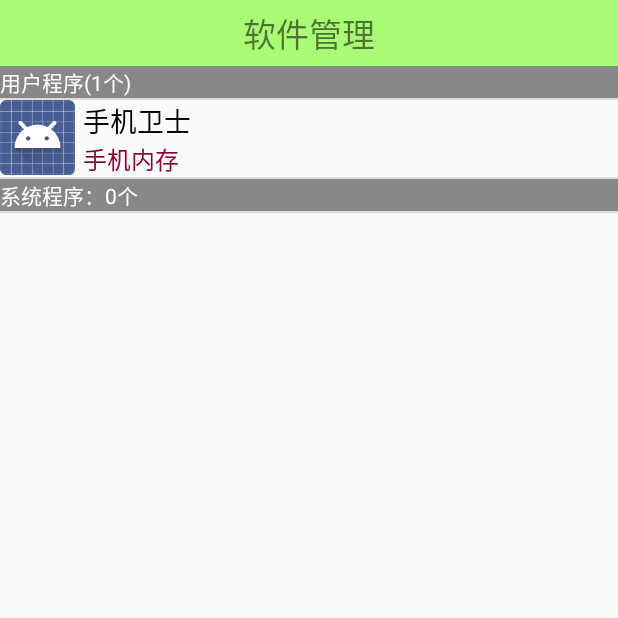
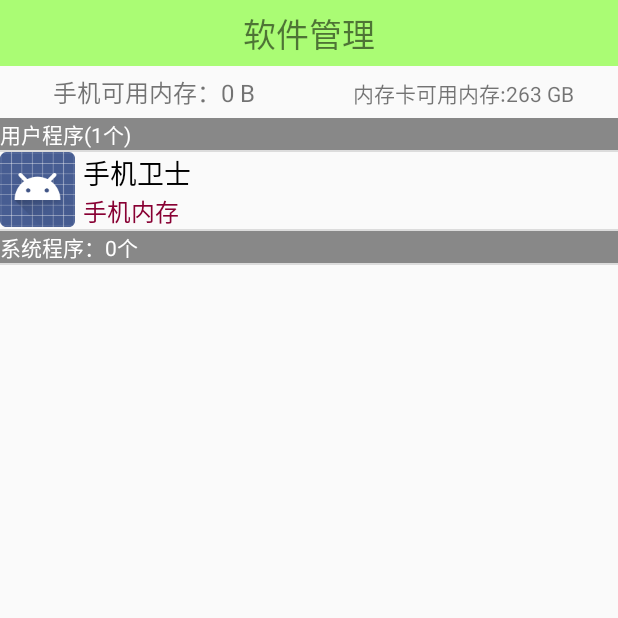
Before and after one commit to love214/mobilesafe, an Android app: the SoftManagerActivity screen opened directly, with no data from a screen before it, on a phone screen of 412 x 824 dp, the top half of it. Run offline under Robolectric (Android 15) with nearby library versions, the phone set to English and light mode, and no system bars.

Commit message:
9.17 进程管理相关功能的完成

```diff
--- a/app/src/main/AndroidManifest.xml
+++ b/app/src/main/AndroidManifest.xml
@@ -20,6 +20,8 @@
     <uses-permission android:name="android.permission.CALL_PHONE"/>
     <uses-permission android:name="android.permission.READ_CALL_LOG"/>
     <uses-permission android:name="android.permission.WRITE_CALL_LOG"/>
+    <uses-permission android:name="android.permission.READ_EXTERNAL_STORAGE"/>
+    <uses-permission android:name="android.permission.WRITE_EXTERNAL_STORAGE"/>
 
     <application
         android:allowBackup="true"
@@ -50,6 +52,7 @@
         <activity android:name="site.wanter.activity.AddressActivity"/>
         <activity android:name="site.wanter.activity.CallSmsSafeActivity"/>
         <activity android:name="site.wanter.activity.SoftManagerActivity"/>
+        <activity android:name="site.wanter.activity.TaskManagerActivity"/>
 
         <receiver android:name="site.wanter.receiver.BootCompleteReceiver">
             <intent-filter android:priority="1000">
--- a/app/src/main/java/site/wanter/activity/HomeActivity.java
+++ b/app/src/main/java/site/wanter/activity/HomeActivity.java
@@ -71,6 +71,12 @@ public class HomeActivity extends Activity {
                         //软件管理模块
                         Intent intent2 = new Intent(mContext, SoftManagerActivity.class);
                         startActivity(intent2);
+                        break;
+
+                    case 3:
+                        //软件管理模块
+                        Intent intent3 = new Intent(mContext, TaskManagerActivity.class);
+                        startActivity(intent3);
                         break;
 
                     case 7 :
--- a/app/src/main/java/site/wanter/activity/SoftManagerActivity.java
+++ b/app/src/main/java/site/wanter/activity/SoftManagerActivity.java
@@ -9,6 +9,7 @@ import android.graphics.drawable.ColorDrawable;
 import android.net.Uri;
 import android.os.Bundle;
 import android.support.annotation.Nullable;
+import android.text.format.Formatter;
 import android.view.Gravity;
 import android.view.View;
 import android.view.ViewGroup;
@@ -27,14 +28,13 @@ import android.widget.ProgressBar;
 import android.widget.RelativeLayout;
 import android.widget.TextView;
 import android.widget.Toast;
-
 import java.util.ArrayList;
 import java.util.List;
-
 import site.wanter.MyApplication;
 import site.wanter.bean.AppInfo;
 import site.wanter.engine.AppEngine;
 import site.wanter.mobilesafe.R;
+import site.wanter.utils.AppUtil;
 import site.wanter.utils.MyAsycnTask;
 
 /**
@@ -48,9 +48,11 @@ public class SoftManagerActivity extends Activity implements View.OnClickListene
     private List<AppInfo> userApplist;//用户app集合
     private List<AppInfo> sysApplist;//系统app集合
     private TextView tv_softmanager_userorsystem;
-    PopupWindow popupWindow;
+    private PopupWindow popupWindow;
     private AppInfo appInfo;
-    MyAdapter adapter;
+    private MyAdapter adapter;
+    private TextView tv_softmanager_rom;
+    private TextView tv_softmanager_sd;
 
     @Override
     protected void onCreate(@Nullable Bundle savedInstanceState) {
@@ -60,6 +62,16 @@ public class SoftManagerActivity extends Activity implements View.OnClickListene
         lv_softmanager_application = (ListView) findViewById(R.id.lv_softmanager_application);
         loading = (ProgressBar) findViewById(R.id.loading);
         tv_softmanager_userorsystem = (TextView) findViewById(R.id.tv_softmanager_userorsystem);
+        tv_softmanager_rom = (TextView) findViewById(R.id.tv_softmanager_rom);
+        tv_softmanager_sd = (TextView) findViewById(R.id.tv_softmanager_sd);
+        long availableROM = AppUtil.getAvailableROM();
+        long availableSD = AppUtil.getAvailableSD();
+        //转换单位
+        String romSize = Formatter.formatFileSize(context, availableROM);
+        String sdSize = Formatter.formatFileSize(context, availableSD);
+        tv_softmanager_rom.setText("手机可用内存："+romSize);
+        tv_softmanager_sd.setText("内存卡可用内存:"+sdSize);
+
         //加载数据的操作，异步加载
         fillData();
         listviewOnscroll();
@@ -76,7 +88,6 @@ public class SoftManagerActivity extends Activity implements View.OnClickListene
                 if (position == 0 || position == userApplist.size() + 1) {//判断是否是提示框
                     return;
                 }
-//                AppInfo appInfo =   null;
                 if (position <= userApplist.size()) {
                     //从用户app集合中获取
                     appInfo = userApplist.get(position - 1);
@@ -177,15 +188,16 @@ public class SoftManagerActivity extends Activity implements View.OnClickListene
     private void startApp() {
         PackageManager pm = getPackageManager();
         Intent intent = pm.getLaunchIntentForPackage(appInfo.getPackagName());
-        if (intent!=null && !appInfo.getPackagName().equals(getPackageName())){
-            startActivity(intent);
+
+        if (intent==null){
+            Toast.makeText(MyApplication.getContext(), "系统核心程序无法启动哦~", Toast.LENGTH_SHORT).show();
+        }else {
+            if(appInfo.getPackagName().equals(getPackageName())){
+                Toast.makeText(MyApplication.getContext(), "手机卫士已经在运行了哦~", Toast.LENGTH_SHORT).show();
+            }else {
+                startActivity(intent);
+            }
         }
-        if(appInfo.getPackagName().equals(getPackageName())){
-            Toast.makeText(MyApplication.getContext(), "不能自己启动自己哦~", Toast.LENGTH_SHORT).show();
-        }else {
-            Toast.makeText(MyApplication.getContext(), "系统核心程序无法启动哦~", Toast.LENGTH_SHORT).show();
-        }
-
     }
 
     /**
@@ -208,7 +220,7 @@ public class SoftManagerActivity extends Activity implements View.OnClickListene
                 intent.setData(Uri.parse("package:"+appInfo.getPackagName()));
                 startActivityForResult(intent,0);
             }else {
-                Toast.makeText(MyApplication.getContext(), "不能自己卸载自己哦~", Toast.LENGTH_SHORT).show();
+                Toast.makeText(MyApplication.getContext(), "主人，留下我好不好~", Toast.LENGTH_SHORT).show();
             }
         }else {
             Toast.makeText(MyApplication.getContext(), "卸载系统app请先root哦~", Toast.LENGTH_SHORT).show();
--- /dev/null
+++ b/app/src/main/java/site/wanter/utils/AppUtil.java
@@ -0,0 +1,47 @@
+package site.wanter.utils;
+
+import android.app.ActivityManager;
+import android.content.Context;
+import java.io.File;
+import site.wanter.MyApplication;
+
+/**
+ * Created by Huyanglin on 2016/9/17.
+ */
+public class AppUtil {
+    /**
+     * 获取SD卡可用空间
+     */
+    public static long getAvailableSD(){
+        //API高于18时调用
+        //File path = Environment.getExternalStorageDirectory();
+        //StatFs statFs = new StatFs(path.getPath());
+        //int blockSize = statFs.getBlockSize();
+        //long totalBytes = statFs.getTotalBytes();
+        //int availableBlocks = statFs.getAvailableBlocks();
+        //return availableBlocks*blockSize;
+
+        long freeBytesExternal = new File(MyApplication.getContext().getExternalFilesDir(null).toString()).getFreeSpace();
+        return freeBytesExternal;
+    }
+
+    /**
+     * 获取手可用空间
+     * @return 可用空间
+     */
+    public static long getAvailableROM(){
+        //API高于18时候调用
+        //File path = Environment.getDataDirectory();
+        //StatFs statFs = new StatFs(path.getPath());
+        //int blockSize = statFs.getBlockSize();
+        //long totalBytes = statFs.getTotalBytes();
+        //int availableBlocks = statFs.getAvailableBlocks();
+        //return availableBlocks*blockSize;
+        ActivityManager am = (ActivityManager) MyApplication.getContext().getSystemService(Context.ACTIVITY_SERVICE);
+        ActivityManager.MemoryInfo mi = new ActivityManager.MemoryInfo();
+        am.getMemoryInfo(mi);
+        //mi.availMem; 当前系统的可用内存
+
+        return mi.availMem;
+    }
+}
--- a/app/src/main/res/layout/activity_softmanager.xml
+++ b/app/src/main/res/layout/activity_softmanager.xml
@@ -16,6 +16,29 @@
         android:textSize="22sp"
 
         />
+    <LinearLayout
+        android:layout_width="match_parent"
+        android:layout_height="wrap_content">
+        <TextView
+            android:id="@+id/tv_softmanager_rom"
+            android:layout_width="0dp"
+            android:layout_height="wrap_content"
+            android:layout_weight="1"
+            android:text="内存可用:100M"
+            android:gravity="center"
+            android:paddingTop="5dp"
+            android:paddingBottom="5dp"
+            android:textSize="16sp"/>
+        <TextView
+            android:id="@+id/tv_softmanager_sd"
+            android:layout_width="0dp"
+            android:layout_weight="1"
+            android:gravity="center"
+            android:text="SD卡可用:500M"
+            android:paddingTop="5dp"
+            android:paddingBottom="5dp"
+            android:layout_height="wrap_content"/>
+    </LinearLayout>
     <FrameLayout
         android:layout_width="match_parent"
         android:layout_height="match_parent">
```
Also changed, not shown: app/src/main/java/site/wanter/activity/TaskManagerActivity.java (added, +206 -0 lines), app/src/main/java/site/wanter/bean/TaskInfo.java (added, +74 -0 lines), app/src/main/java/site/wanter/engine/TaskEngine.java (added, +65 -0 lines), app/src/main/res/layout/activity_taskmanager.xml (added, +70 -0 lines), app/src/main/res/layout/item_taskmanager.xml (added, +41 -0 lines), app/src/main/res/drawable-hdpi/ic_default.png (added).
